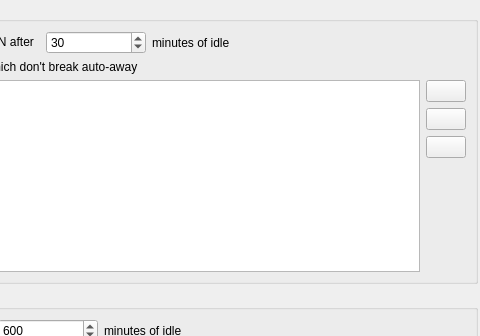
Above: ceb/ui/idle_settings.ui from kervala/cebmtpchat before the change; both pictures show x 97 to 577 and y 0 to 336 of the 577 by 533 pixel window. Below: the same form after it.
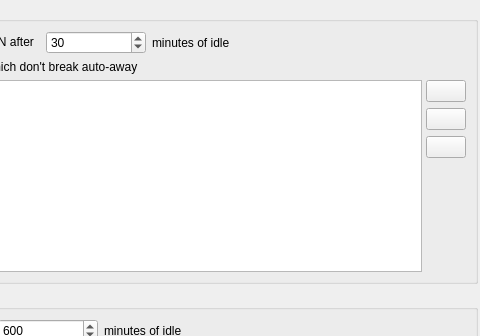
That is the form after the change. Icons and pictures are not drawn.

```diff
--- a/ceb/ui/idle_settings.ui
+++ b/ceb/ui/idle_settings.ui
@@ -108,6 +108,9 @@
       </item>
       <item row="2" column="0" colspan="2" >
        <layout class="QGridLayout" >
+        <property name="horizontalSpacing" >
+         <number>4</number>
+        </property>
         <item rowspan="4" row="0" column="0" >
          <widget class="QListWidget" name="listWidgetExpressions" />
         </item>
```
Left out of the diff: 2 changed lines with no effect on the pictures.
